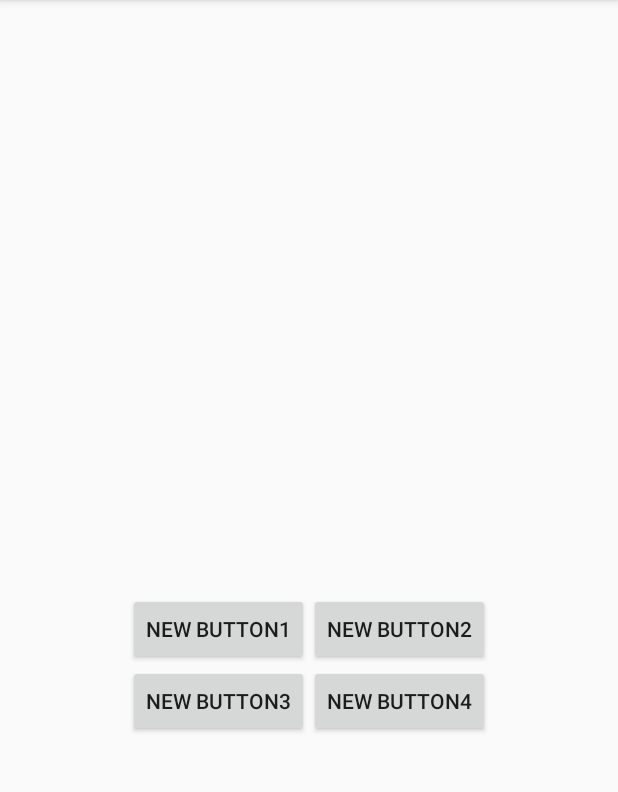
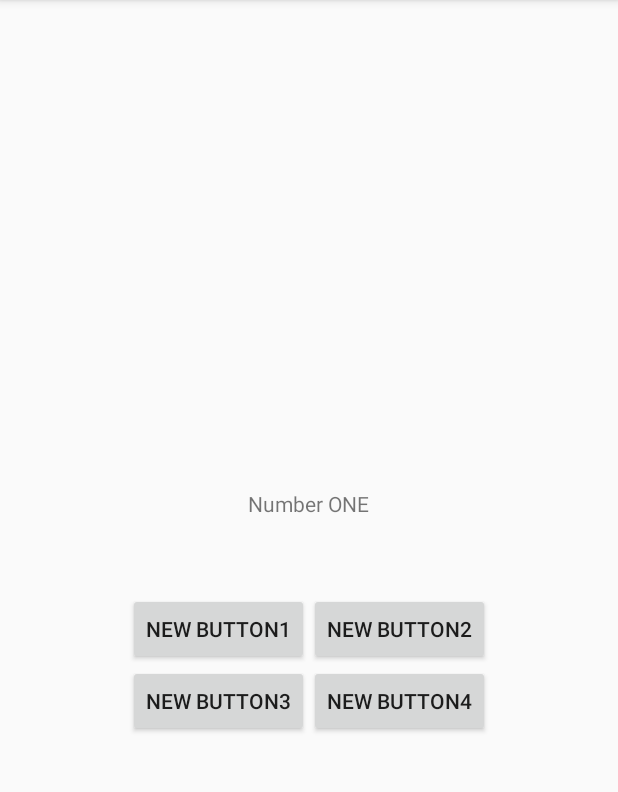
Before and after one commit to ShirleyShum/MultipleChoice2, an Android app: the screen it shows after launch (MainActivity), in the options menu, after a tap on "Settings", on a phone screen of 412 x 824 dp, the part 84-876 px from its top. Run offline under Robolectric (Android 15) with nearby library versions, the phone set to English and light mode, and no system bars.

Commit message:
Push from Android Studio

```diff
--- a/app/src/main/java/com/example/bloomkatgame/multiplechoice/MainActivity.java
+++ b/app/src/main/java/com/example/bloomkatgame/multiplechoice/MainActivity.java
@@ -58,6 +58,9 @@ public class MainActivity extends ActionBarActivity {
         super.onCreate(savedInstanceState);
         Log.d(TAG, "onCreate() called");
         setContentView(R.layout.activity_game);
+
+        //wiring the imageQuestion
+        imageQuestion = (TextView)findViewById(R.id.image_view);
 
         //wiring the buttons
         choiceButton1 = (Button)findViewById(R.id.choice_button1);
@@ -139,9 +142,6 @@ public class MainActivity extends ActionBarActivity {
         // automatically handle clicks on the Home/Up button, so long
         // as you specify a parent activity in AndroidManifest.xml.
         int id = item.getItemId();
-        if (id == R.id.action_settings) {
-            return true;
-        }
-        return super.onOptionsItemSelected(item);
+        return id == R.id.action_settings || super.onOptionsItemSelected(item);
     }
 }
```
